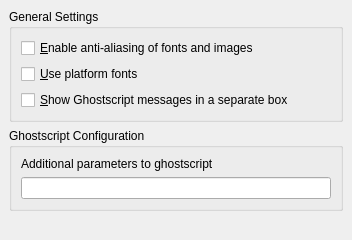
Old version of the form generators/ghostview/conf/gssettingswidget.ui in the repository KDE/okular.
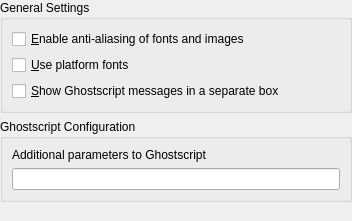
New version of the form. Custom widgets are drawn as their Qt base class.

Commit message: SVN_SILENT wordings

```diff
--- a/generators/ghostview/conf/gssettingswidget.ui
+++ b/generators/ghostview/conf/gssettingswidget.ui
@@ -9,12 +9,12 @@
     <x>0</x>
     <y>0</y>
     <width>352</width>
-    <height>240</height>
+    <height>221</height>
    </rect>
   </property>
   <layout class="QVBoxLayout" >
    <property name="margin" >
-    <number>9</number>
+    <number>0</number>
    </property>
    <property name="spacing" >
     <number>6</number>
@@ -80,7 +80,7 @@
       <item>
        <widget class="QLabel" name="addParams" >
         <property name="text" >
-         <string>Additional parameters to ghostscript</string>
+         <string>Additional parameters to Ghostscript</string>
         </property>
         <property name="wordWrap" >
          <bool>true</bool>
```
The commit also changes 2 other files.
